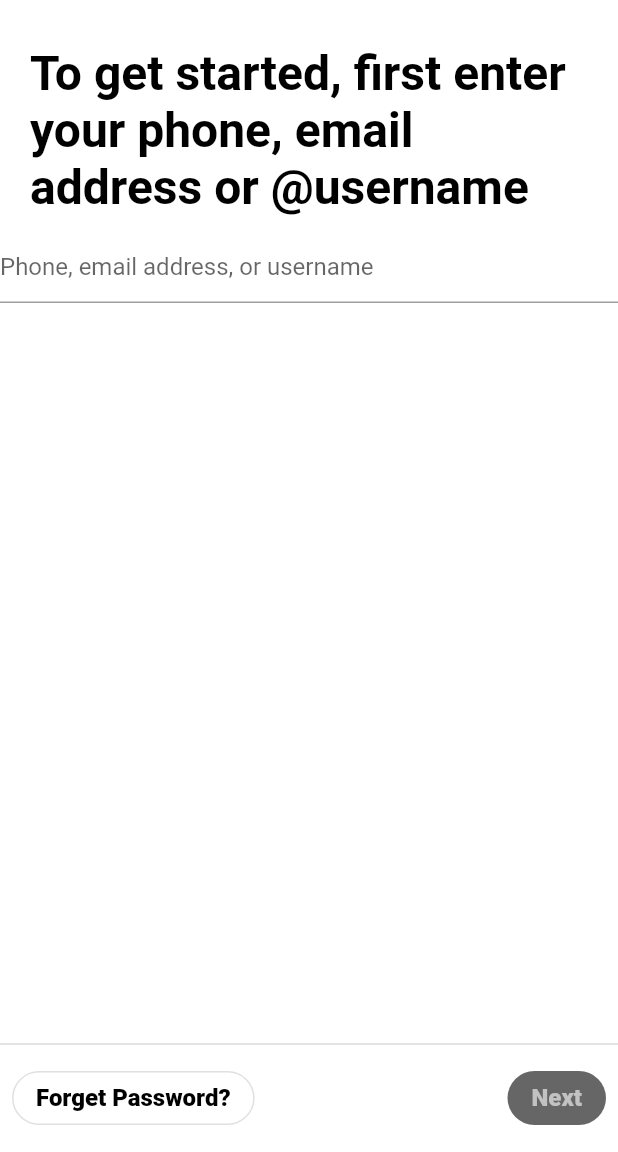
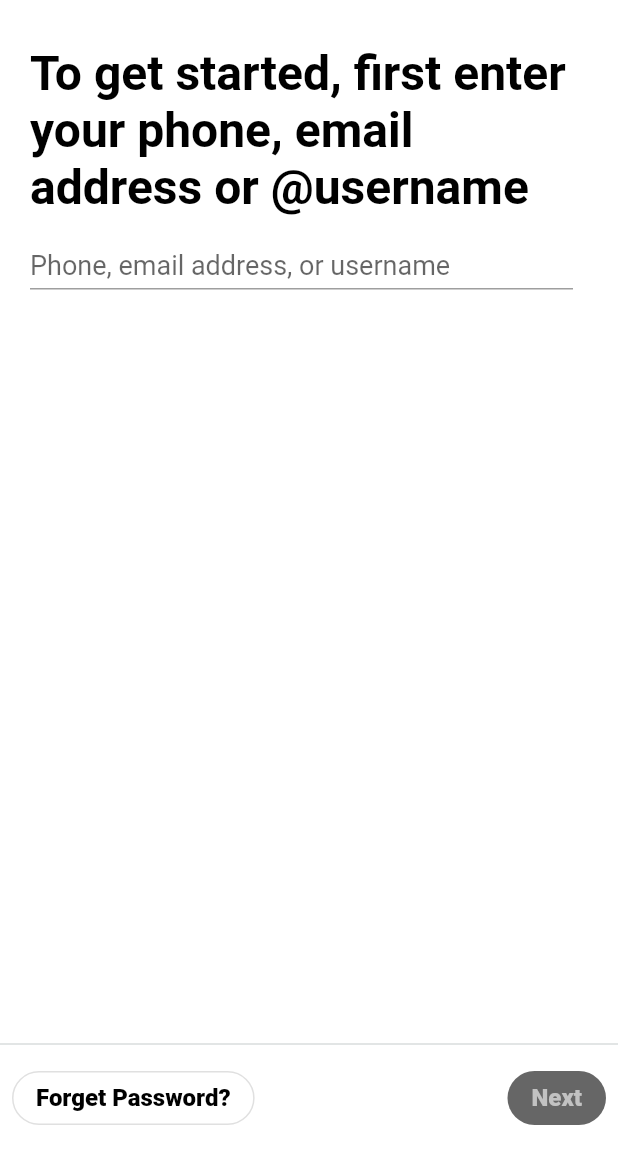
Before and after one commit to Twitter-CUFE-CCEC-2023/twitter_flutter, a Flutter app: the screen it shows after launch, on a phone screen of 412 x 824 dp, the part 84-1236 px from its top. Run offline on Flutter 3.47's test engine with Material 2 defaults, Android fonts, the phone set to English and light mode, and no system bars.

Commit message:
add sticky bottom AppBar feature, Fix Enable/Disable Next Button Feature

```diff
--- a/lib/screens/login.dart
+++ b/lib/screens/login.dart
@@ -15,31 +15,32 @@ class _LoginUsernameState extends State<LoginUsername> {
 
   @override
   void initState() {
-    // TODO: implement initState
     super.initState();
     controller = TextEditingController();
-    bool nextActive = controller.text.isNotEmpty;
+    controller.addListener(() {
+      final bool nextActive = controller.text.isNotEmpty;
       setState(() {
-      nextActive = this.nextActive;
+        this.nextActive = nextActive;
+      });
     });
   }
 
   @override
   void dispose() {
-    // TODO: implement dispose
     controller.dispose();
     super.dispose();
   }
+
   @override
   Widget build(BuildContext context) {
     return SafeArea(
       child: Scaffold(
         appBar: generalAppBar,
-        body: Column(
+        body: Padding(
+          padding: const EdgeInsets.only(left: 20.0, right: 30.0, top: 30.0, bottom: 10.0),
+          child: Column(
             children: [
-           const Padding(
-              padding: EdgeInsets.only(left:20.0,right: 30,top:30.0,bottom: 10.0),
-              child: Text(
+              const Text(
                 "To get started, first enter your phone, email address or @username",
                 style: TextStyle(
                   fontSize: 32,
@@ -48,19 +49,27 @@ class _LoginUsernameState extends State<LoginUsername> {
                 ),
                 textAlign: TextAlign.left,
               ),
+              const SizedBox(
+                height: 22.0,
               ),
               TextField(
                 showCursor: true,
+                cursorHeight: 25.0,
                 textAlign: TextAlign.left,
                 controller: controller,
-              decoration:const InputDecoration(
-                labelText: "Phone, email address, or username",
-                contentPadding: EdgeInsets.all(0.0),
+                decoration: const InputDecoration(
+                  hintText: "Phone, email address, or username",
+                  hintStyle: TextStyle(fontSize: 18.0),
+                  isDense: true,
+                  contentPadding: EdgeInsets.only(bottom: 6.0),
                 ),
               )
             ],
           ),
-        bottomNavigationBar: BottomAppBar(
+        ),
+        bottomNavigationBar: Transform.translate(
+          offset: Offset(0.0,-1 * MediaQuery.of(context).viewInsets.bottom),
+          child: BottomAppBar(
             child: Column(
               crossAxisAlignment: CrossAxisAlignment.stretch,
               mainAxisSize: MainAxisSize.min,
@@ -84,9 +93,11 @@ class _LoginUsernameState extends State<LoginUsername> {
                         style: outlinedButtonsStyle,
                       ),
                       ElevatedButton(
-                      onPressed: nextActive? () {
+                        onPressed: nextActive
+                            ? () {
                                 //TODO:Next Button
-                      }:null,
+                              }
+                            : null,
                         child: const Text("Next"),
                         style: elevatedButtonsStyle,
                       )
@@ -97,6 +108,7 @@ class _LoginUsernameState extends State<LoginUsername> {
             ),
           ),
         ),
+      ),
     );
   }
 }
```
Lines whose indentation alone changed are shown as unchanged.
